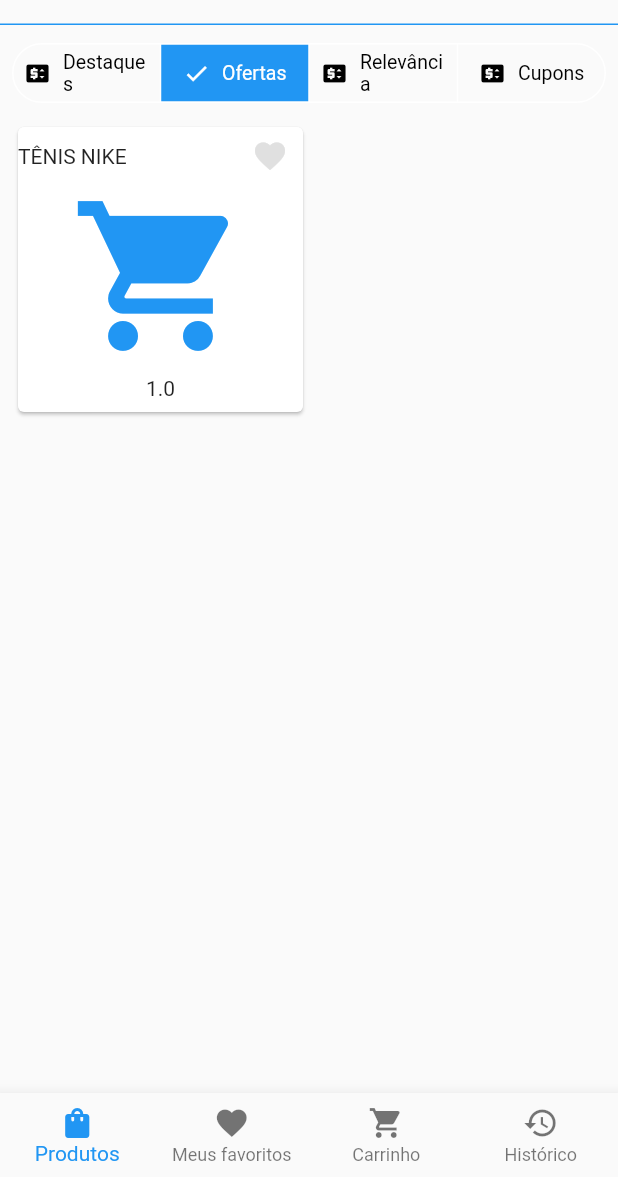
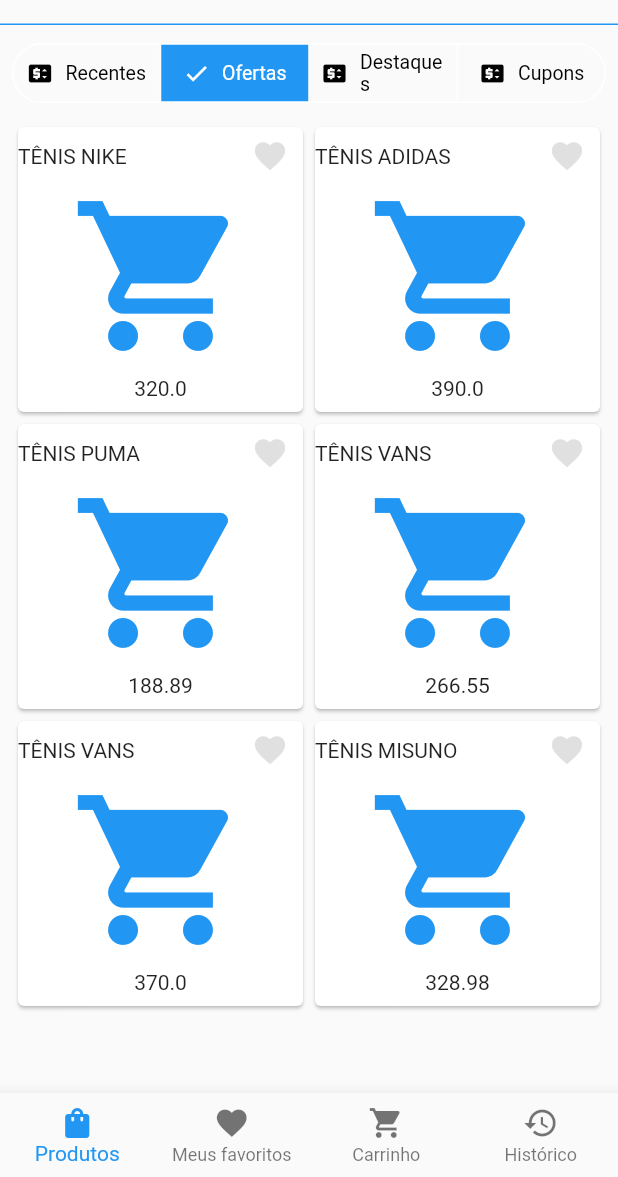
Before and after one commit to auguzsto/ecommerce, a Flutter app: the screen it shows after launch, after a tap on "Ofertas", on a phone screen of 412 x 824 dp, the part 59-1236 px from its top. Run offline on Flutter 3.47's test engine with Material 2 defaults, Android fonts, the phone set to English and light mode, and no system bars.

Commit message:
change titles

```diff
--- a/lib/src/app/products/constants/products_constants.dart
+++ b/lib/src/app/products/constants/products_constants.dart
@@ -3,7 +3,7 @@ import 'package:flutter/material.dart';
 List<ButtonSegment> _segments = [
   const ButtonSegment(
     icon: Icon(Icons.price_change),
-    label: Text('Destaques'),
+    label: Text('Recentes'),
     value: 0,
   ),
   const ButtonSegment(
@@ -13,7 +13,7 @@ List<ButtonSegment> _segments = [
   ),
   const ButtonSegment(
     icon: Icon(Icons.price_change),
-    label: Text('Relevância'),
+    label: Text('Destaques'),
     value: 2,
   ),
   const ButtonSegment(
--- a/lib/src/app/products/pages/products_page.dart
+++ b/lib/src/app/products/pages/products_page.dart
@@ -27,9 +27,9 @@ class ProductsPage extends StatelessWidget {
               child: PageView(
                 controller: segmentsController.pageController,
                 children: const [
+                  Text('Recentes'),
+                  OffersProductsPages(),
                   Text('Destaques'),
-                  OffersProductsPages(),
-                  Text('Revelância'),
                   Text('Cupons'),
                 ],
               ),
--- a/lib/src/app/products/pages/segments/offer_pages.dart
+++ b/lib/src/app/products/pages/segments/offer_pages.dart
@@ -9,8 +9,9 @@ class OffersProductsPages extends StatelessWidget {
     return GridView.count(
       crossAxisCount: 2,
       children: List.generate(
-        products.takeWhile((element) => element.priceOffer! > 0).length,
-        (index) => Card(
+          products.length,
+          (index) => products[index].priceOffer! > 0
+              ? Card(
                   child: Column(
                     mainAxisAlignment: MainAxisAlignment.spaceEvenly,
                     children: [
@@ -45,8 +46,8 @@ class OffersProductsPages extends StatelessWidget {
                       Text(products[index].priceOffer!.toString()),
                     ],
                   ),
-        ),
-      ),
+                )
+              : SizedBox()),
     );
   }
 }
--- a/lib/src/shared/databases/products.dart
+++ b/lib/src/shared/databases/products.dart
@@ -6,34 +6,35 @@ List<ProductsModel> _products = [
     name: 'Tênis Nike',
     description: 'Tênis maneiro',
     price: 399.98,
-    priceOffer: 1,
+    priceOffer: 320,
   ),
   ProductsModel(
-      id: 2,
-      name: 'Tênis Adidas',
-      description: 'Tênis maneiro',
-      price: 399.98,
-      priceOffer: 0),
+    id: 2,
+    name: 'Tênis Adidas',
+    description: 'Tênis maneiro',
+    price: 399.98,
+    priceOffer: 390,
+  ),
   ProductsModel(
     id: 3,
     name: 'Tênis Puma',
     description: 'Tênis maneiro',
     price: 399.98,
-    priceOffer: 0,
+    priceOffer: 188.89,
   ),
   ProductsModel(
     id: 3,
     name: 'Tênis Vans',
     description: 'Tênis maneiro',
     price: 399.98,
-    priceOffer: 0,
+    priceOffer: 266.55,
   ),
   ProductsModel(
     id: 4,
     name: 'Tênis Vans',
     description: 'Tênis maneiro',
     price: 399.98,
-    priceOffer: 0,
+    priceOffer: 370,
   ),
   ProductsModel(
     id: 5,
```
Lines whose indentation alone changed are shown as unchanged.
